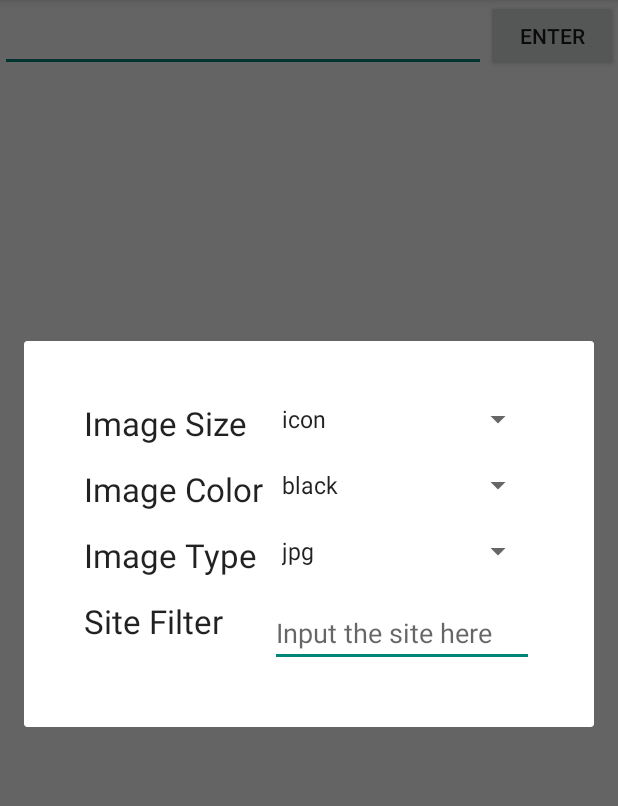
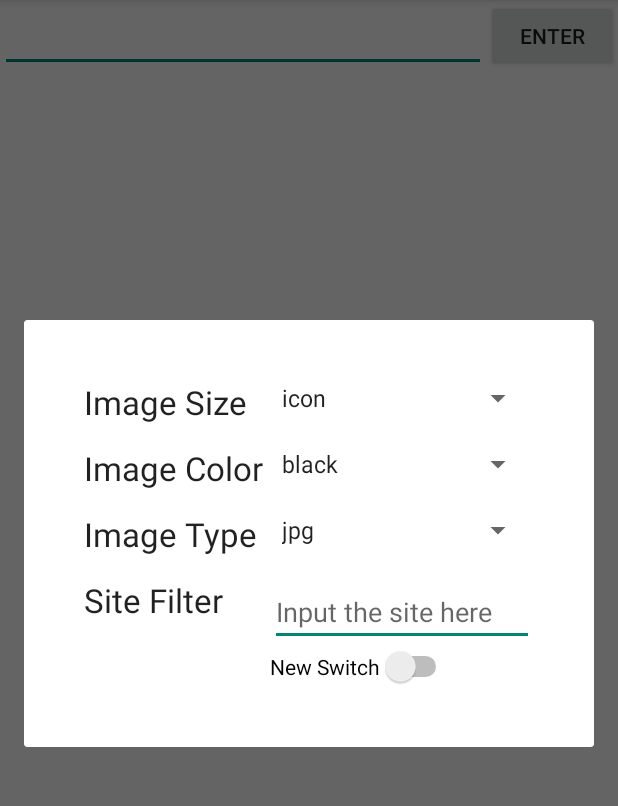
Before and after one commit to qqibrow/ImageSearch, an Android app: the screen it shows after launch (ImagesActivity), after a tap on "Settings", on a phone screen of 412 x 824 dp, the part 84-890 px from its top. Run offline under Robolectric (Android 15) with nearby library versions, the phone set to English and light mode, and no system bars; our stand-ins replace Picasso; libraries missing offline, so code that uses them is left out: com.etsy.android, com.loopj.android; plain views replace StaggeredGridView; pictures from the network do not load; 4 statements that could not run were skipped.

Commit message:
fix loading problem

```diff
--- a/app/src/main/java/com/lniu/gridimagesearch/activities/ImagesActivity.java
+++ b/app/src/main/java/com/lniu/gridimagesearch/activities/ImagesActivity.java
@@ -34,7 +34,7 @@ public class ImagesActivity extends ActionBarActivity {
     private StaggeredGridView gvResults;
     private ArrayList<ImageResult> imageResults;
     private ImageResultsAdapter aImagesAdapter;
-
+    private String query;
     @Override
     protected void onCreate(Bundle savedInstanceState) {
         super.onCreate(savedInstanceState);
@@ -139,7 +139,7 @@ public class ImagesActivity extends ActionBarActivity {
 
     public void onImageSearch(View view) {
         Toast.makeText(this, Settings.Instance().toString(), Toast.LENGTH_SHORT).show();
-        imageResults.clear();
+        aImagesAdapter.clear();
         loadMore(0);
     }
 }
--- a/app/src/main/java/com/lniu/gridimagesearch/dialogs/SettingsDialog.java
+++ b/app/src/main/java/com/lniu/gridimagesearch/dialogs/SettingsDialog.java
@@ -8,6 +8,7 @@ import android.view.ViewGroup;
 import android.view.WindowManager;
 import android.widget.EditText;
 import android.widget.Spinner;
+import android.widget.Switch;
 import android.widget.Toast;
 
 import com.lniu.gridimagesearch.R;
@@ -21,6 +22,7 @@ public class SettingsDialog extends DialogFragment {
     private Spinner spnerType;
     private Spinner spnerSize;
     private EditText etSite;
+    private Switch on;
 
     public SettingsDialog() {
         // Empty constructor required for DialogFragment
@@ -42,6 +44,9 @@ public class SettingsDialog extends DialogFragment {
         spnerType = (Spinner) view.findViewById(R.id.spnerType);
         spnerSize = (Spinner) view.findViewById(R.id.spnerSize);
         etSite = (EditText)view.findViewById(R.id.etSite);
+        on = (Switch)view.findViewById(R.id.switch1);
+        if(Settings.Instance().On())
+            on.setChecked(true);
         getDialog().setTitle("Advanced Filters");
         return view;
     }
@@ -55,6 +60,12 @@ public class SettingsDialog extends DialogFragment {
         String type = spnerType.getSelectedItem().toString();
         String size = spnerSize.getSelectedItem().toString();
         String site = etSite.getText().toString();
+        boolean turnedOn = on.isChecked();
+        if(turnedOn) {
+            Settings.Instance().TurnOn();
+        } else {
+            Settings.Instance().TurnOff();
+        }
         Settings.Instance().SetColor(color).SetSize(size).SetType(type).SetSite(site);
         super.onDestroy();
     }
--- a/app/src/main/java/com/lniu/gridimagesearch/listeners/EndlessScrollListener.java
+++ b/app/src/main/java/com/lniu/gridimagesearch/listeners/EndlessScrollListener.java
@@ -8,7 +8,7 @@ import android.widget.AbsListView;
 public abstract class EndlessScrollListener implements AbsListView.OnScrollListener {
     // The minimum amount of items to have below your current scroll position
     // before loading more.
-    private int visibleThreshold = 5;
+    private int visibleThreshold = 8;
     // The current offset index of data you have loaded
     private int currentPage = 0;
     // The total number of items in the dataset after the last load
--- a/app/src/main/java/com/lniu/gridimagesearch/models/Settings.java
+++ b/app/src/main/java/com/lniu/gridimagesearch/models/Settings.java
@@ -10,6 +10,8 @@ public class Settings {
 
     @Override
     public String toString() {
+        if(!turnedOn)
+            return "";
         StringBuilder sb = new StringBuilder();
         String sep = "";
         for(Setting s: settings) {
@@ -19,6 +21,10 @@ public class Settings {
             }
         }
         return sb.toString();
+    }
+
+    public boolean On() {
+        return turnedOn;
     }
 
     private class Setting {
@@ -46,6 +52,9 @@ public class Settings {
     }
 
     private static  Settings instance_ = new Settings();
+    private static boolean turnedOn = false;
+    public void TurnOn() {turnedOn = true;}
+    public void TurnOff() {turnedOn = false;}
     public static Settings Instance() {
         return instance_;
     }
--- a/app/src/main/res/layout/fragement_settings.xml
+++ b/app/src/main/res/layout/fragement_settings.xml
@@ -91,5 +91,15 @@
         android:layout_alignParentEnd="true"
         android:hint="Input the site here" />
 
+    <Switch
+        android:layout_width="wrap_content"
+        android:layout_height="wrap_content"
+        android:text="New Switch"
+        android:id="@+id/switch1"
+        android:layout_below="@+id/etSite"
+        android:layout_alignLeft="@+id/etSite"
+        android:layout_alignStart="@+id/etSite"
+        android:checked="false" />
+
 
 </RelativeLayout>
```
